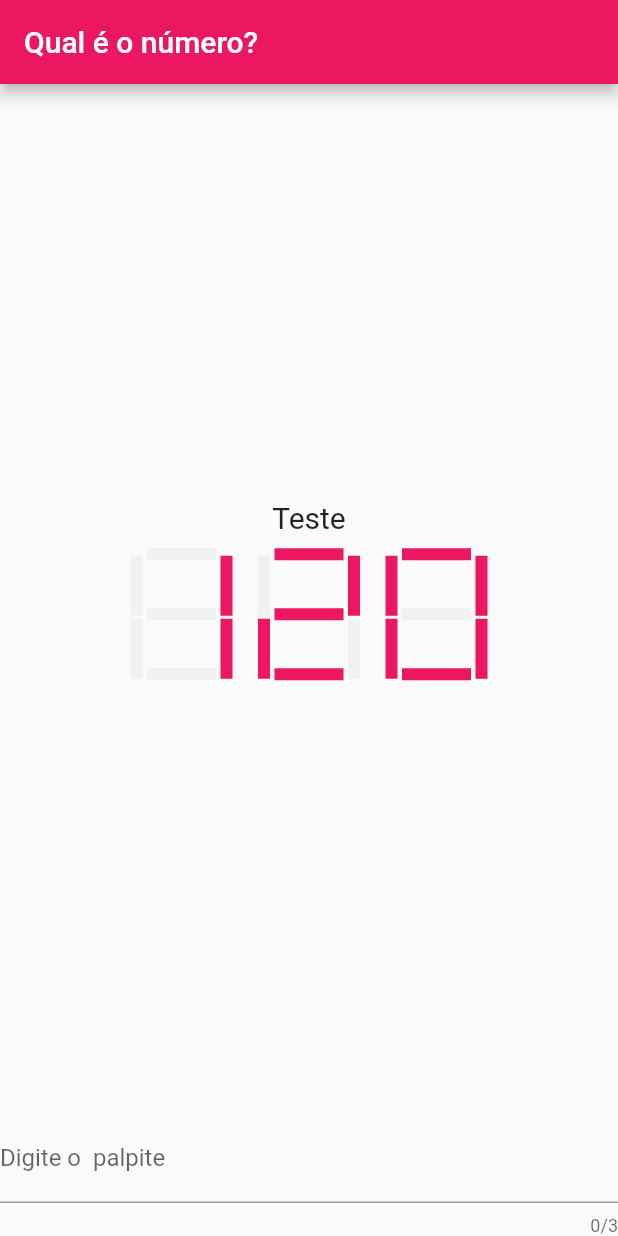
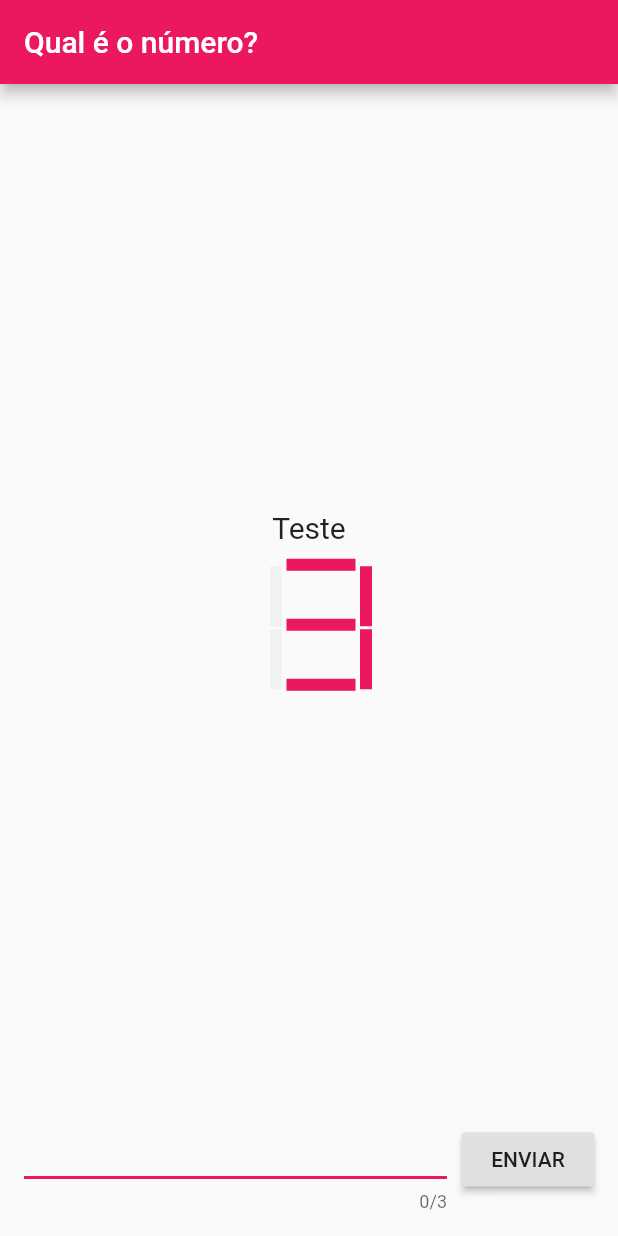
Before and after one commit to guilhermemarx14/qual_o_numero, a Flutter app: the screen it shows after launch, on a phone screen of 412 x 824 dp. Run offline on Flutter 3.47's test engine with Material 2 defaults, Android fonts, the phone set to English and light mode, and no system bars.

Commit message:
Layout ok

```diff
--- a/qual_o_numero/lib/main.dart
+++ b/qual_o_numero/lib/main.dart
@@ -37,12 +37,15 @@ class _HomePageState extends State<HomePage> {
         backgroundColor: rosa,
         title: Text('Qual é o número?'),
       ),
-      body: Row(
-        mainAxisAlignment: MainAxisAlignment.center,
+      body: Column(
+        mainAxisAlignment: MainAxisAlignment.spaceBetween,
         children: [
-          Column(
-            mainAxisAlignment: MainAxisAlignment.center,
+          Container(),
+          Center(
+            child: Column(
+              mainAxisAlignment: MainAxisAlignment.spaceAround,
               children: [
+                Text(''),
                 Padding(
                   padding: const EdgeInsets.all(8.0),
                   child: Text(
@@ -50,24 +53,43 @@ class _HomePageState extends State<HomePage> {
                     style: TextStyle(fontSize: 20),
                   ),
                 ),
-              DisplayTriplo(numero: 120),
-              SizedBox(
-                height: 100,
+                DisplayTriplo(numero: 3),
+              ],
+            ),
+          ),
+          Padding(
+            padding: const EdgeInsets.all(16.0),
+            child: Row(
+              mainAxisAlignment: MainAxisAlignment.spaceBetween,
+              children: [
+                Container(
+                  width: MediaQuery.of(context).size.width - 130,
+                  child: TextField(
+                    keyboardType: TextInputType.number,
+                    cursorColor: rosa,
+                    decoration: InputDecoration(
+                      enabledBorder: UnderlineInputBorder(
+                        borderSide: BorderSide(width: 2, color: rosa),
+                      ),
+                      focusedBorder: UnderlineInputBorder(
+                        borderSide: BorderSide(width: 2, color: rosa),
+                      ),
+                      border: UnderlineInputBorder(
+                        borderSide: BorderSide(width: 2, color: rosa),
+                      ),
+                    ),
+                    maxLength: 3,
+                  ),
+                ),
+                RaisedButton(
+                  hoverColor: rosa,
+                  onPressed: () {},
+                  child: Text('ENVIAR'),
                 )
               ],
             ),
+          ),
         ],
-      ),
-      bottomSheet: TextField(
-        showCursor: true,
-        maxLength: 3,
-        decoration: new InputDecoration(
-          labelText: "Digite o  palpite",
-          focusColor: Colors.pinkAccent,
-          fillColor: Colors.pinkAccent,
-          hoverColor: Colors.pinkAccent,
-        ),
-        keyboardType: TextInputType.number,
       ),
     );
   }
--- a/qual_o_numero/lib/widget/display_triplo.dart
+++ b/qual_o_numero/lib/widget/display_triplo.dart
@@ -25,15 +25,16 @@ class DisplayTriplo extends StatelessWidget {
     numDisplay3 = numero;
 
     return Row(
+      mainAxisAlignment: MainAxisAlignment.center,
       children: [
-        numDisplay1 == -1 ? SizedBox() : Display(num: numDisplay1), //centena
-        SizedBox(
-          width: 15,
+        numDisplay1 == -1 ? Container() : Display(num: numDisplay1),
+        Padding(
+          padding: EdgeInsets.fromLTRB(8, 0, 8, 0),
+          child: numDisplay2 == -1
+              ? Container()
+              : Display(num: numDisplay2), //dezena
         ),
-        numDisplay2 == -1 ? SizedBox() : Display(num: numDisplay2), //dezena
-        SizedBox(
-          width: 15,
-        ),
+
         Display(num: numDisplay3), //unidade
       ],
     );
```
Lines whose indentation alone changed are shown as unchanged.
